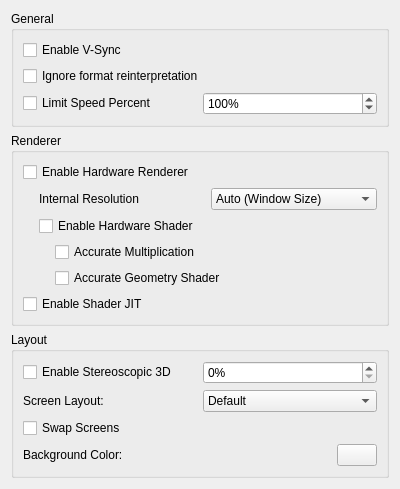
This is src/citra_qt/configuration/configure_graphics.ui in taken2009/citra as Qt 5 draws it before an edit. The edited form follows.
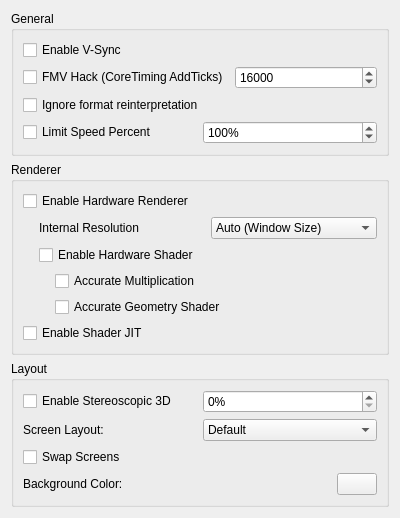
This is the edited form.

Commit message: Add FMV_hack option(Core timing overwrite)

The edit to the form file:
```diff
--- a/src/citra_qt/configuration/configure_graphics.ui
+++ b/src/citra_qt/configuration/configure_graphics.ui
@@ -27,6 +27,30 @@
         </property>
        </widget>
       </item>
+       <item>
+        <layout class="QHBoxLayout" name="horizontalLayout_6">
+         <item>
+          <widget class="QCheckBox" name="FMV_hack">
+           <property name="text">
+            <string>FMV Hack (CoreTiming AddTicks)</string>
+           </property>
+          </widget>
+         </item>
+         <item>
+          <widget class="QSpinBox" name="AddTicks">
+           <property name="minimum">
+            <number>1</number>
+           </property>
+           <property name="maximum">
+            <number>999999</number>
+           </property>
+           <property name="value">
+            <number>16000</number>
+           </property>
+          </widget>
+         </item>
+        </layout>
+       </item>
      <item>
     <widget class="QCheckBox" name="toggle_bos">
      <property name="text">
```
The commit also changes 4 other files.
